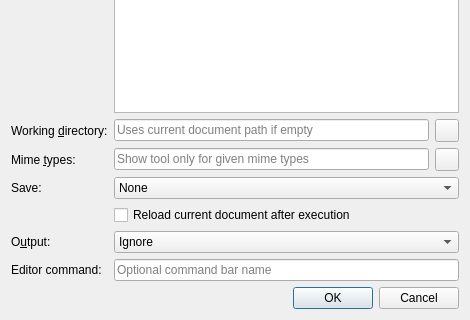
Old version of the form addons/externaltools/tooldialog.ui in the repository KDE/kate; both pictures show x 0 to 470 and y 214 to 534 of the 470 by 534 pixel window.
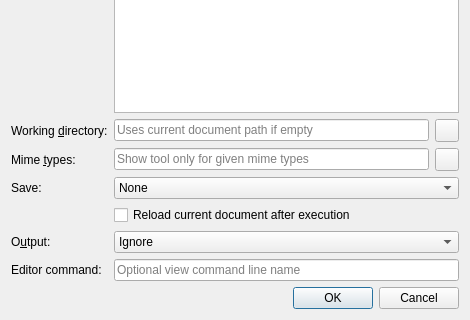
New version of the form. Icons and pictures are not drawn. Custom widgets are drawn as their Qt base class.

Commit message: External Tools: Use QRegularExpressionValidator for view command line name

```diff
--- a/addons/externaltools/tooldialog.ui
+++ b/addons/externaltools/tooldialog.ui
@@ -278,7 +278,7 @@
       <string>If you specify a name here, you can invoke the command from the view command line with exttool-the_name_you_specified_here. Please do not use spaces or tabs in the name.</string>
      </property>
      <property name="placeholderText">
-      <string>Optional command bar name</string>
+      <string>Optional view command line name</string>
      </property>
     </widget>
    </item>
```
Left out of the diff: 2 changed lines with no effect on the pictures. The commit also changes 1 other file.
